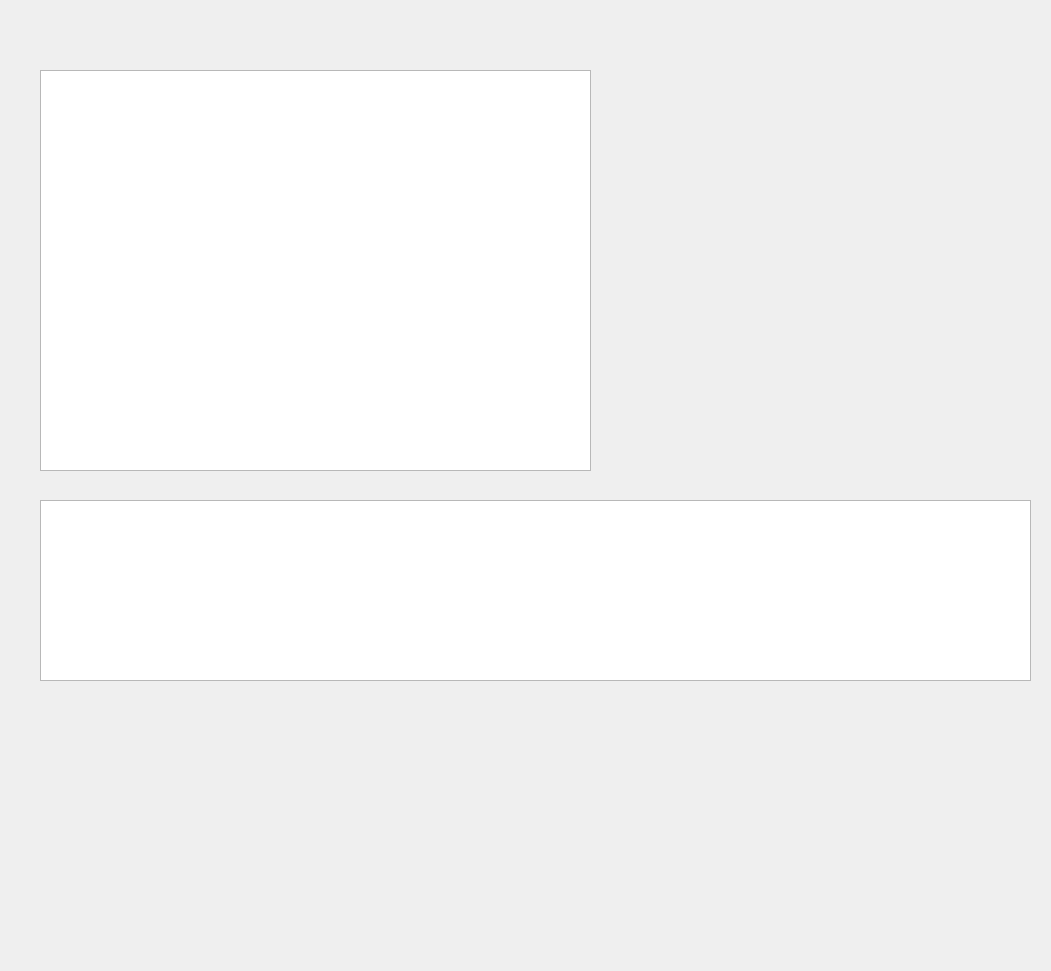
The window that dbform.ui (S-N-A/dicomClient) describes before a commit, drawn with Qt 5.
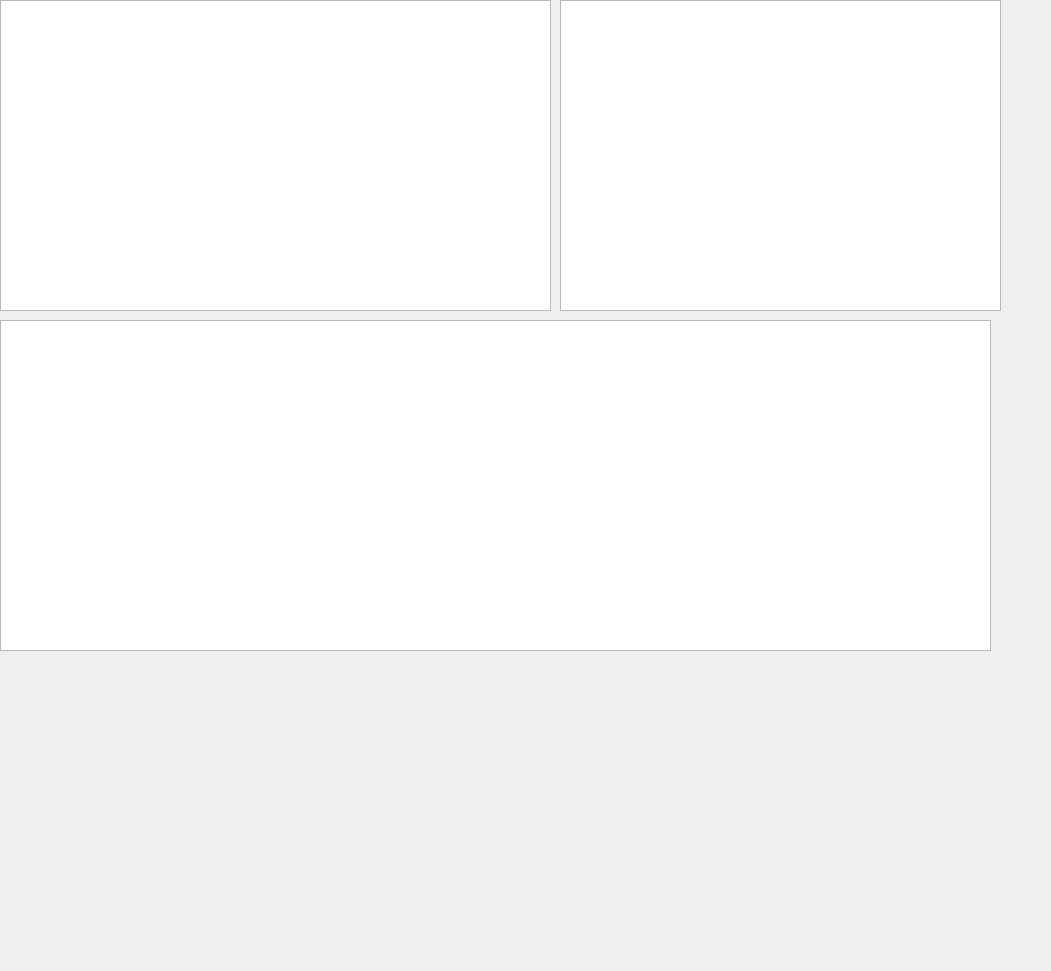
The same window after the commit. Custom widgets are drawn as their Qt base class.

```diff
--- a/dbform.ui
+++ b/dbform.ui
@@ -16,24 +16,41 @@
   <widget class="QTableWidget" name="dbTableWidget">
    <property name="geometry">
     <rect>
-     <x>40</x>
-     <y>70</y>
+     <x>0</x>
+     <y>0</y>
      <width>551</width>
-     <height>401</height>
+     <height>311</height>
     </rect>
    </property>
   </widget>
   <widget class="QTableWidget" name="dbBorderDicomTable">
    <property name="geometry">
     <rect>
-     <x>40</x>
-     <y>500</y>
+     <x>0</x>
+     <y>320</y>
      <width>991</width>
-     <height>181</height>
+     <height>331</height>
+    </rect>
+   </property>
+  </widget>
+  <widget class="SceneZoom" name="dbGraphicsView">
+   <property name="geometry">
+    <rect>
+     <x>560</x>
+     <y>0</y>
+     <width>441</width>
+     <height>311</height>
     </rect>
    </property>
   </widget>
  </widget>
+ <customwidgets>
+  <customwidget>
+   <class>SceneZoom</class>
+   <extends>QGraphicsView</extends>
+   <header location="global">scenezoom.h</header>
+  </customwidget>
+ </customwidgets>
  <resources/>
  <connections/>
 </ui>
```
